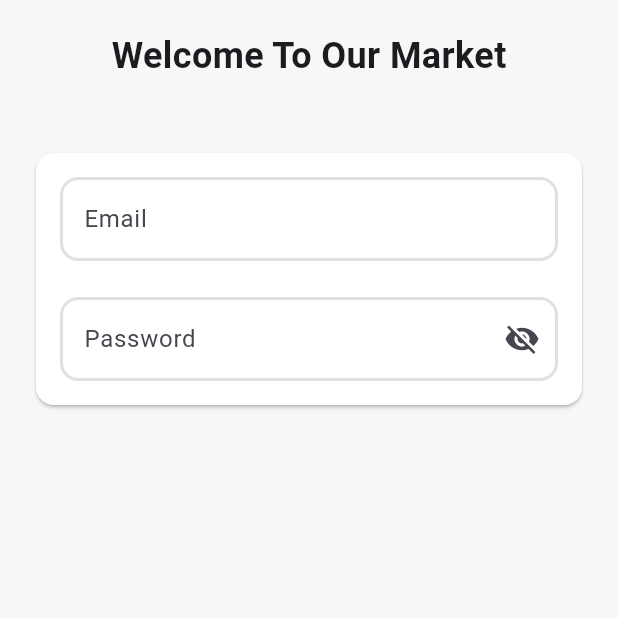
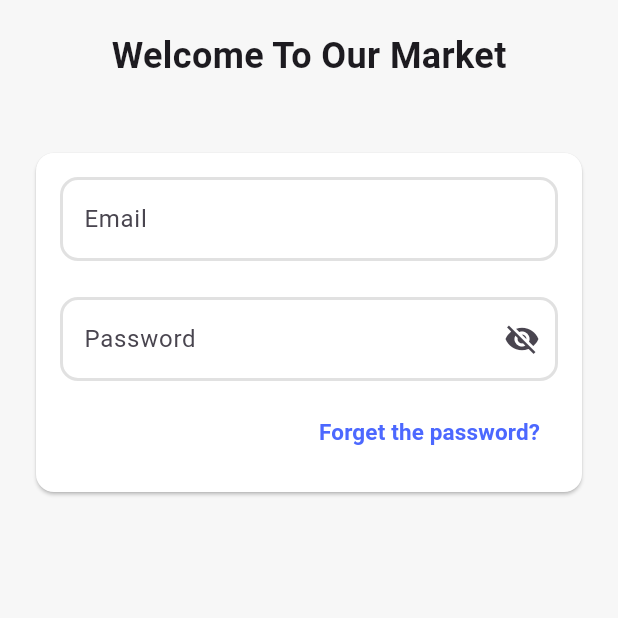
Before and after one commit to KareemTantawi/Our_Market, a Flutter app: the screen it shows after launch, on a phone screen of 412 x 824 dp, the top half of it. Run offline on Flutter 3.47's test engine with Material 3 defaults, Android fonts, the phone set to English and light mode, and no system bars.

Commit message:
finish the text button

```diff
--- a/lib/views/auth/ui/login_view.dart
+++ b/lib/views/auth/ui/login_view.dart
@@ -35,14 +35,14 @@ class LoginView extends StatelessWidget {
               child: Padding(
                 padding: const EdgeInsets.all(16.0),
                 child: Column(
-                  spacing: 24,
+                  // spacing: 24,
                   children: [
                     CustomTextFormField(
                       labelText: 'Email',
                     ),
-                    // SizedBox(
-                    //   height: 24,
-                    // ),
+                    SizedBox(
+                      height: 24,
+                    ),
                     CustomTextFormField(
                       labelText: 'Password',
                       isSecure: true,
@@ -50,6 +50,23 @@ class LoginView extends StatelessWidget {
                         onPressed: () {},
                         icon: Icon(
                           Icons.visibility_off,
+                        ),
+                      ),
+                    ),
+                    SizedBox(
+                      height: 10,
+                    ),
+                    Align(
+                      alignment: Alignment.centerRight,
+                      child: TextButton(
+                        onPressed: () {},
+                        child: Text(
+                          'Forget the password?',
+                          style: TextStyle(
+                            color: AppColors.kPrimaryColor,
+                            fontWeight: FontWeight.w700,
+                            fontSize: 15,
+                          ),
                         ),
                       ),
                     ),
```
